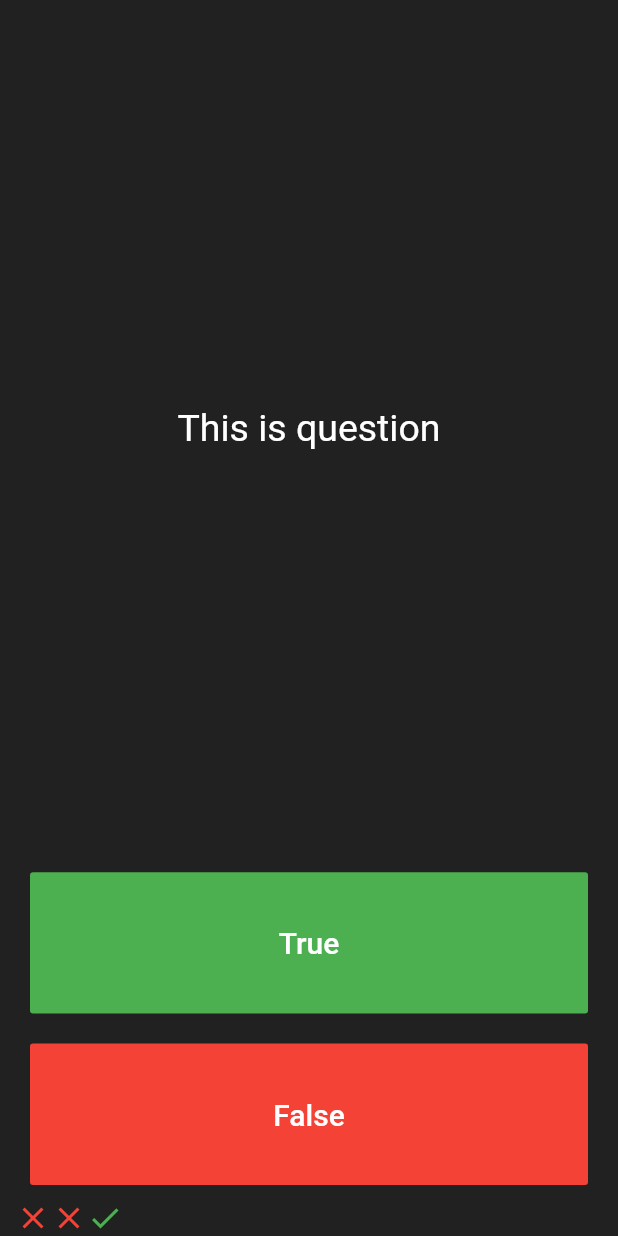
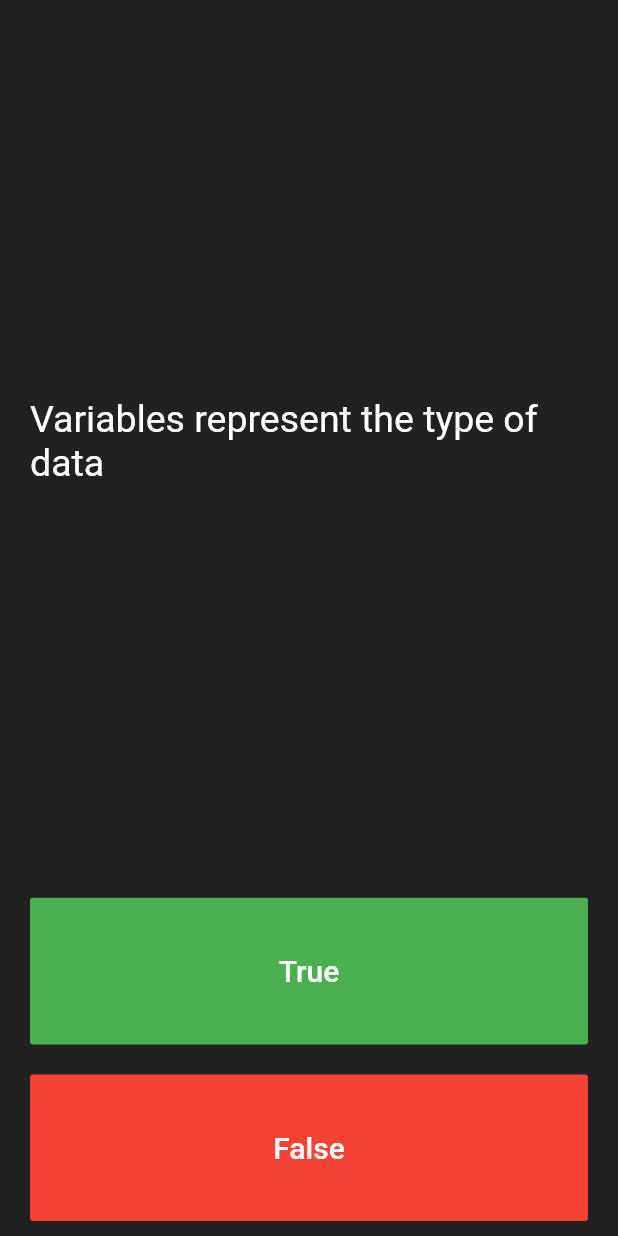
Before and after one commit to pr0mila/Flutter-Practice, a Flutter app: the screen it shows after launch, on a phone screen of 412 x 824 dp. Run offline on Flutter 3.47's test engine with Material 2 defaults, Android fonts, the phone set to English and light mode, and no system bars.

Commit message:
added question and answers

```diff
--- a/lib/main.dart
+++ b/lib/main.dart
@@ -31,20 +31,19 @@ class MyHomePage extends StatefulWidget {
   _MyHomePageState createState() => _MyHomePageState();
 }
 
-List<Icon> scoreKeeper = [
-  Icon(
-    Icons.close,
-    color: Colors.red,
-  ),
-  Icon(
-    Icons.close,
-    color: Colors.red,
-  ),
-  Icon(
-    Icons.check,
-    color: Colors.green,
-  ),
+List<Icon> scoreKeeper = [];
+List<String> questions = [
+  'Variables represent the type of data',
+  'Boolean returns ture or false',
+  'Dart supports null safety'
 ];
+List<bool> answers = [
+  false,
+  true,
+  true,
+];
+
+int questionNumber = 0;
 
 class _MyHomePageState extends State<MyHomePage> {
   @override
@@ -59,7 +58,7 @@ class _MyHomePageState extends State<MyHomePage> {
             padding: EdgeInsets.all(10.0),
             child: Center(
               child: Text(
-                'This is question',
+                questions[questionNumber],
                 style: TextStyle(
                   fontSize: 25.0,
                   color: Colors.white,
@@ -79,7 +78,14 @@ class _MyHomePageState extends State<MyHomePage> {
               style: TextStyle(color: Colors.white, fontSize: 20.0),
             ),
             onPressed: () {
+              bool correctAnswer = answers[questionNumber++];
+              if (correctAnswer == true)
+                print("this is right");
+              else
+                print("this is wrong");
               setState(() {
+                questionNumber++;
+
                 scoreKeeper.add(
                   Icon(
                     Icons.check,
@@ -101,7 +107,13 @@ class _MyHomePageState extends State<MyHomePage> {
               style: TextStyle(color: Colors.white, fontSize: 20.0),
             ),
             onPressed: () {
+              bool correctAnswer = answers[questionNumber++];
+              if (correctAnswer == false)
+                print("this is right");
+              else
+                print("this is wrong");
               setState(() {
+                questionNumber++;
                 scoreKeeper.add(
                   Icon(
                     Icons.close,
```
Also changed, not shown: pubspec.lock.
